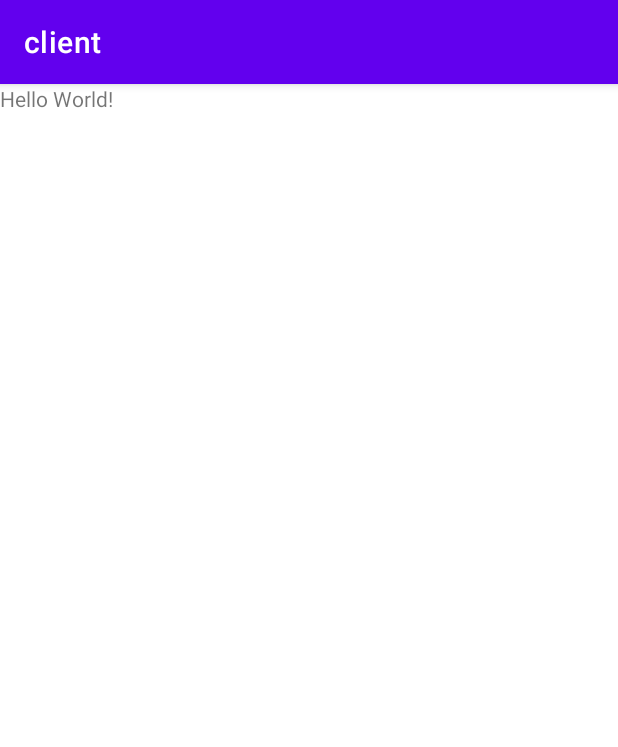
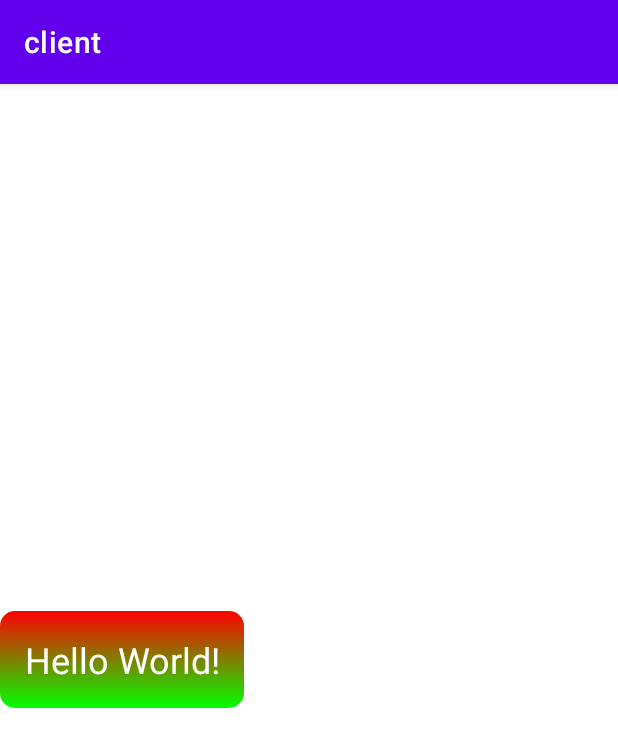
Before and after one commit to syjqkrtk/Cowork_with_GPT, an Android app: the screen it shows after launch (MainActivity), on a phone screen of 412 x 824 dp. Shown: the top 747 px of the screen. Run offline under Robolectric (Android 15) with nearby library versions, the phone set to English and light mode, and no system bars; network calls fail.

Commit message:
Added custom background drawable to main activity layout

```diff
--- /dev/null
+++ b/client/app/src/main/res/drawable/custom_bg.xml
@@ -0,0 +1,10 @@
+<?xml version="1.0" encoding="utf-8"?>
+<shape xmlns:android="http://schemas.android.com/apk/res/android"
+    android:shape="rectangle">
+    <gradient
+        android:startColor="#FF0000"
+        android:endColor="#00FF00"
+        android:angle="270" />
+    <corners
+        android:radius="10dp" />
+</shape>
--- a/client/app/src/main/res/layout/activity_main.xml
+++ b/client/app/src/main/res/layout/activity_main.xml
@@ -7,6 +7,12 @@
         android:id="@+id/cpu_usage_text"
         android:layout_width="wrap_content"
         android:layout_height="wrap_content"
-        android:text="Hello World!" />
+        android:text="Hello World!"
+        android:textSize="24sp"
+        android:padding="16dp"
+        android:background="@drawable/custom_bg"
+        android:gravity="center"
+        android:textColor="@color/white"
+        android:layout_gravity="center" />
 
 </LinearLayout>
```
